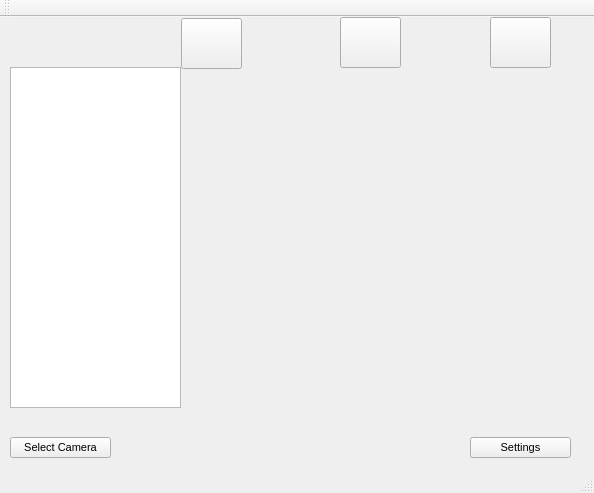
The window that Observer/mainwindow.ui (Netmisha/observer) describes before a commit, drawn with Qt 5.
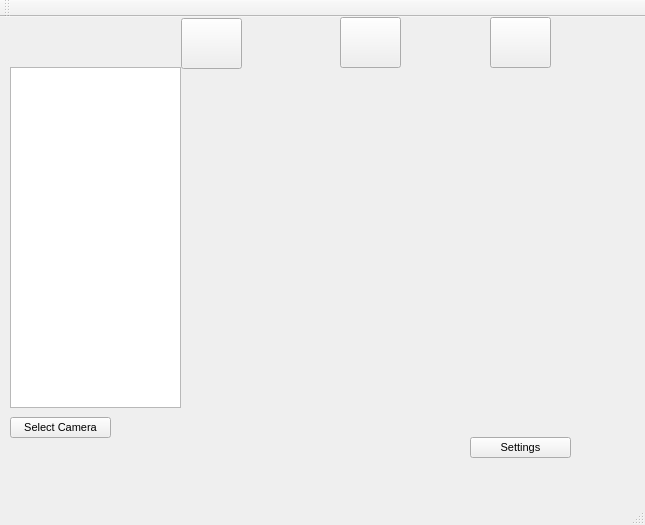
The same window after the commit. Icons and pictures are not drawn.

```diff
--- a/Observer/mainwindow.ui
+++ b/Observer/mainwindow.ui
@@ -6,8 +6,8 @@
    <rect>
     <x>0</x>
     <y>0</y>
-    <width>594</width>
-    <height>493</height>
+    <width>645</width>
+    <height>525</height>
    </rect>
   </property>
   <property name="sizePolicy">
@@ -204,7 +204,7 @@
     <property name="geometry">
      <rect>
       <x>10</x>
-      <y>420</y>
+      <y>400</y>
       <width>101</width>
       <height>21</height>
      </rect>
```
Left out of the diff: 4 changed lines with no effect on the pictures.
